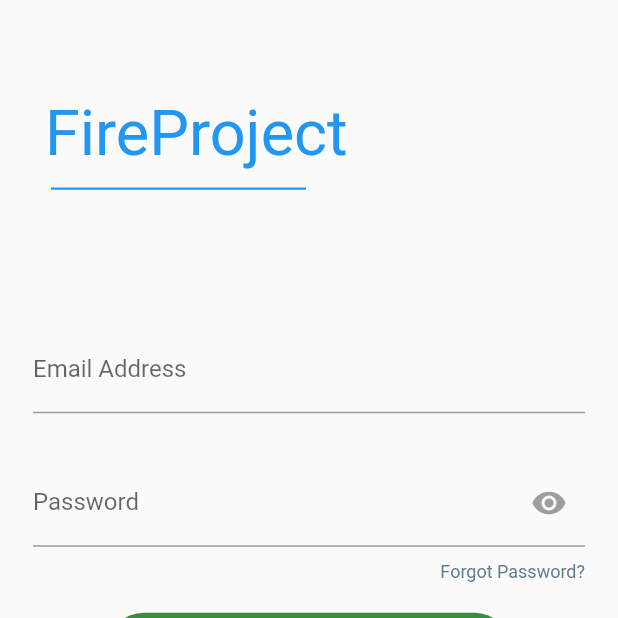
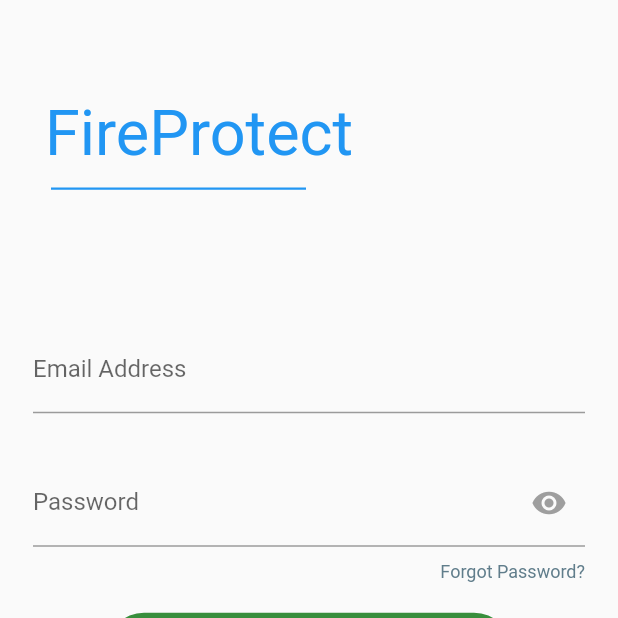
Before and after one commit to RavinduLakshan97/FireProtect-App, a Flutter app: the screen it shows after launch, on a phone screen of 412 x 824 dp, the top half of it. Run offline on Flutter 3.47's test engine with Material 2 defaults, Android fonts, the phone set to English and light mode, and no system bars; our stand-ins replace firebase_auth; accounts and stored records are empty.

Commit message:
change name

```diff
--- a/lib/UI/loginpage.dart
+++ b/lib/UI/loginpage.dart
@@ -23,7 +23,7 @@ class _LoginPageState extends State<LoginPage> {
     return Padding(
       padding: const EdgeInsets.all(8.0),
       child: Text(
-        'FireProject',
+        'FireProtect',
         style: TextStyle(fontSize: 42.0,
         color: Colors.blue,
         ),
```
